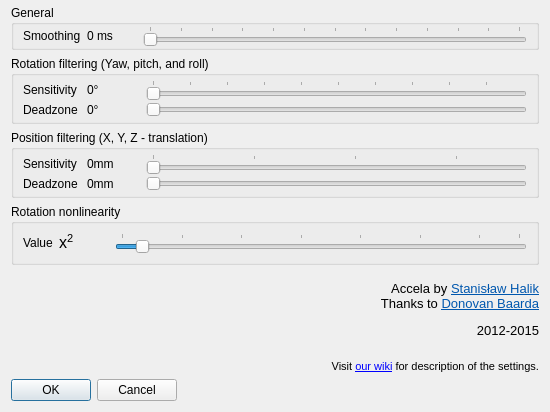
Qt form filter-accela/ftnoir_accela_filtercontrols.ui (opentrack/opentrack) before a commit.
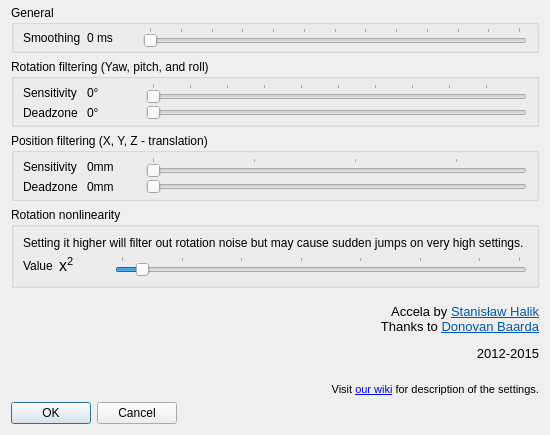
The same form after that commit. Icons and pictures are not drawn.

Commit message: filter/accela: describe in dialog, adjust defaults

Diff of the .ui file:
```diff
--- a/filter-accela/ftnoir_accela_filtercontrols.ui
+++ b/filter-accela/ftnoir_accela_filtercontrols.ui
@@ -10,7 +10,7 @@
     <x>0</x>
     <y>0</y>
     <width>550</width>
-    <height>412</height>
+    <height>435</height>
    </rect>
   </property>
   <property name="sizePolicy">
@@ -308,8 +308,46 @@
      <property name="title">
       <string>Rotation nonlinearity</string>
      </property>
-     <layout class="QGridLayout" name="gridLayout_4">
-      <item row="0" column="1">
+     <layout class="QVBoxLayout" name="verticalLayout">
+      <item>
+       <widget class="QLabel" name="label_5">
+        <property name="text">
+         <string>Setting it higher will filter out rotation noise but may cause sudden jumps on very high settings.</string>
+        </property>
+       </widget>
+      </item>
+      <item>
+       <widget class="QFrame" name="frame">
+        <property name="frameShape">
+         <enum>QFrame::NoFrame</enum>
+        </property>
+        <property name="frameShadow">
+         <enum>QFrame::Raised</enum>
+        </property>
+        <layout class="QHBoxLayout" name="horizontalLayout_2">
+         <property name="spacing">
+          <number>6</number>
+         </property>
+         <property name="leftMargin">
+          <number>0</number>
+         </property>
+         <property name="topMargin">
+          <number>0</number>
+         </property>
+         <property name="rightMargin">
+          <number>0</number>
+         </property>
+         <property name="bottomMargin">
+          <number>0</number>
+         </property>
+         <item>
+          <widget class="QLabel" name="label_3">
+           <property name="text">
+            <string>Value</string>
+           </property>
+          </widget>
+         </item>
+         <item>
        <widget class="QLabel" name="rot_nl">
         <property name="minimumSize">
          <size>
@@ -327,14 +365,7 @@
         </property>
        </widget>
       </item>
-      <item row="0" column="0">
-       <widget class="QLabel" name="label_3">
-        <property name="text">
-         <string>Value</string>
-        </property>
-       </widget>
-      </item>
-      <item row="0" column="2">
+         <item>
        <widget class="QSlider" name="rot_nl_slider">
         <property name="minimum">
          <number>0</number>
@@ -357,6 +388,9 @@
         <property name="tickInterval">
          <number>3</number>
         </property>
+          </widget>
+         </item>
+        </layout>
        </widget>
       </item>
      </layout>
```
Lines whose indentation alone changed are shown as unchanged. The commit also changes 1 other file.
